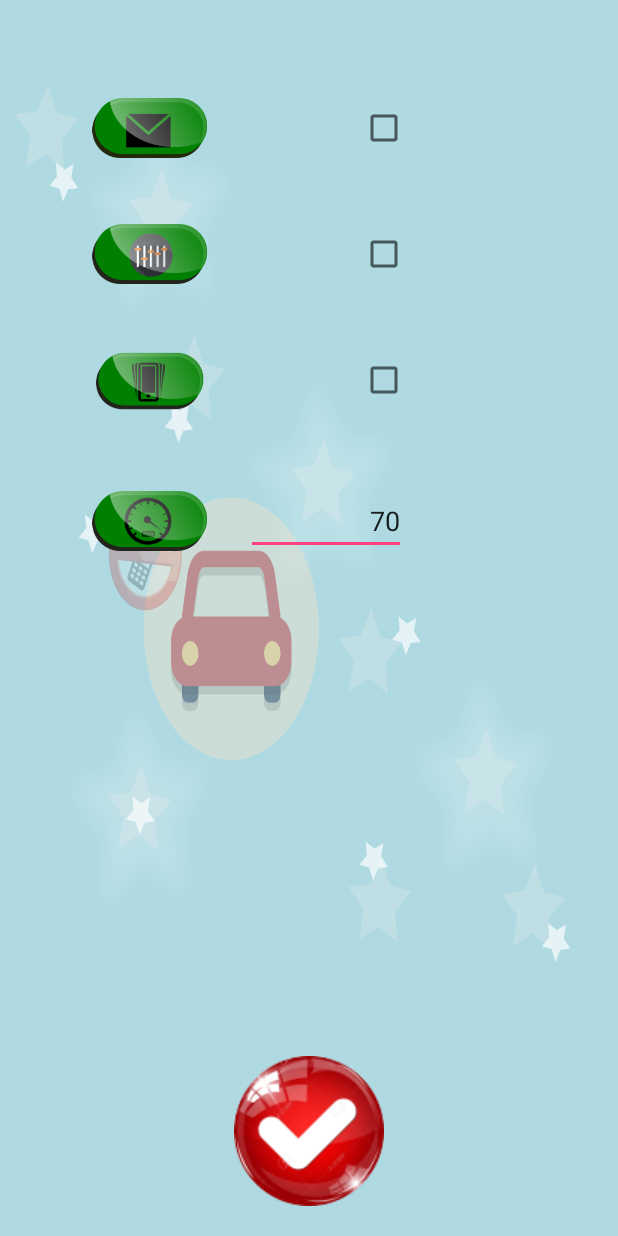
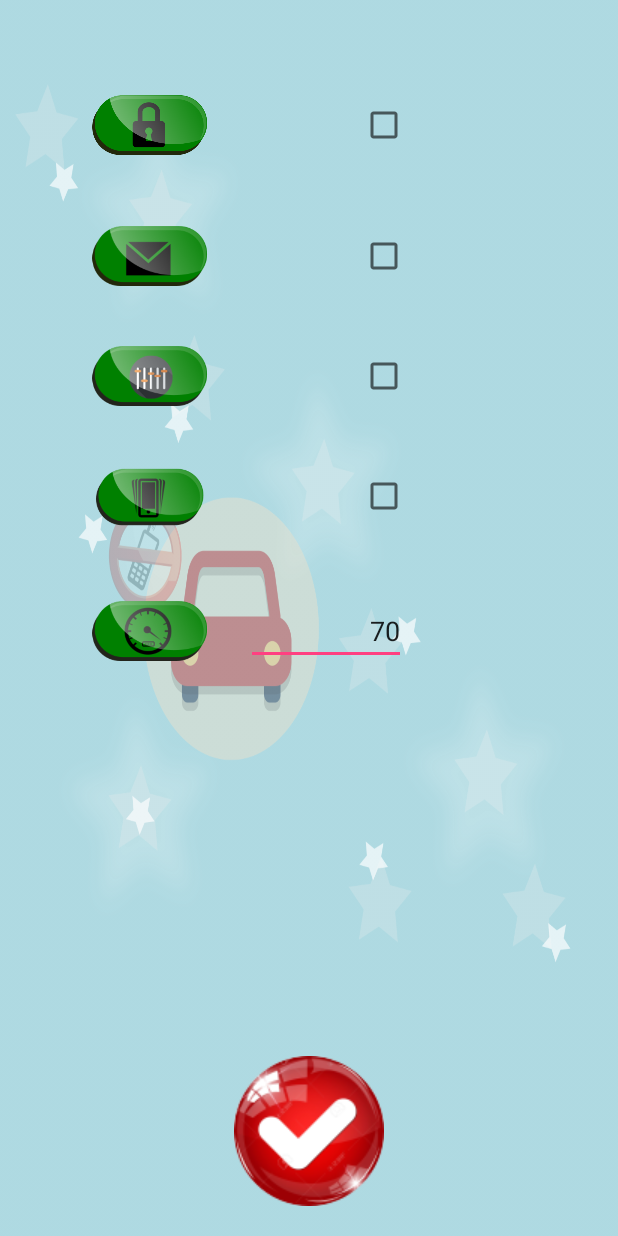
Before and after one commit to Yeowsl0831/DontTouchMeWhileDriving, an Android app: the layout setting.xml on its own in the app's theme, with its tools: preview values and no code run, on a phone screen of 412 x 824 dp. Run offline under Robolectric (Android 15) with nearby library versions, the phone set to English and light mode, and no system bars.

Commit message:
added lock screen, fix volume issue, gps speed accuracy

```diff
--- a/app/src/main/AndroidManifest.xml
+++ b/app/src/main/AndroidManifest.xml
@@ -14,7 +14,7 @@
         android:label="@string/app_name"
         android:roundIcon="@mipmap/ic_launcher_round"
         android:supportsRtl="true"
-        android:theme="@style/AppTheme">
+        android:theme="@style/LockScreenTheme">
         <activity android:name=".MainActivity"
                   android:screenOrientation="portrait">
             <intent-filter>
@@ -26,6 +26,10 @@
 
         <activity android:name=".Setting"
                   android:screenOrientation="portrait">
+        </activity>
+
+        <activity android:name=".LockScreenActivity"
+                  android:launchMode="singleInstance">
 
         </activity>
 
--- a/app/src/main/res/layout/setting.xml
+++ b/app/src/main/res/layout/setting.xml
@@ -17,8 +17,34 @@
             android:layout_width="wrap_content"
             android:layout_height="wrap_content"
             android:layout_weight="2"
+            android:orientation="horizontal"
             android:paddingLeft="60dp"
+            android:weightSum="2">
+
+            <ImageView
+                android:id="@+id/lockScreenImageView"
+                android:layout_width="80dp"
+                android:layout_height="40dp"
+                android:layout_gravity="center"
+                android:layout_weight="1"
+                app:srcCompat="@drawable/lock_button_icon" />
+
+            <CheckBox
+                android:id="@+id/lockScreenCheckBox"
+                android:layout_width="wrap_content"
+                android:layout_height="wrap_content"
+                android:layout_gravity="center"
+                android:layout_marginLeft="100dp"
+                android:layout_weight="1" />
+
+        </LinearLayout>
+
+        <LinearLayout
+            android:layout_width="wrap_content"
+            android:layout_height="wrap_content"
+            android:layout_weight="2"
             android:orientation="horizontal"
+            android:paddingLeft="60dp"
             android:weightSum="2">
 
             <ImageView
@@ -92,8 +118,8 @@
             android:layout_width="wrap_content"
             android:layout_height="wrap_content"
             android:layout_weight="2"
-            android:paddingLeft="60dp"
-            android:orientation="horizontal">
+            android:orientation="horizontal"
+            android:paddingLeft="60dp">
 
             <ImageView
                 android:id="@+id/speedImage"
@@ -107,19 +133,19 @@
                 android:id="@+id/speedEditText"
                 android:layout_width="wrap_content"
                 android:layout_height="wrap_content"
-                android:layout_weight="1"
                 android:layout_gravity="center"
                 android:layout_marginLeft="24dp"
+                android:layout_weight="1"
                 android:ems="5"
+                android:inputType="number"
                 android:text="70"
-                android:textDirection="rtl"
-                android:inputType="number" />
+                android:textDirection="rtl" />
         </LinearLayout>
 
         <LinearLayout
             android:layout_width="match_parent"
             android:layout_height="wrap_content"
-            android:layout_weight="12"
+            android:layout_weight="10"
             android:orientation="horizontal">
 
             <ImageButton
@@ -127,8 +153,8 @@
                 android:layout_width="wrap_content"
                 android:layout_height="wrap_content"
                 android:layout_gravity="bottom|center"
+                android:layout_marginBottom="20dp"
                 android:layout_weight="1"
-                android:layout_marginBottom="20dp"
                 android:background="@color/transparent"
                 app:srcCompat="@drawable/save_icon" />
         </LinearLayout>
--- a/app/src/main/res/values/colors.xml
+++ b/app/src/main/res/values/colors.xml
@@ -7,6 +7,6 @@
     <color name="grey">#534c4c</color>
     <color name="appleGreen">#34fa02</color>
     <color name="sharpRed">#fa0000</color>
-    <color name="darkGrey">#dd2d2b2d</color>
+    <color name="darkGrey">#dd001494</color>
     <color name="oceanBlue">#55000000</color>
 </resources>
--- a/app/src/main/res/values/styles.xml
+++ b/app/src/main/res/values/styles.xml
@@ -8,4 +8,12 @@
         <item name="colorAccent">@color/colorAccent</item>
     </style>
 
+    <!-- Base application theme. -->
+    <style name="LockScreenTheme" parent="Theme.AppCompat.Light.NoActionBar">
+        <!-- Customize your theme here. -->
+        <item name="colorPrimary">@color/darkGrey</item>
+        <item name="colorPrimaryDark">@color/colorPrimary</item>
+        <item name="colorAccent">@color/colorAccent</item>
+    </style>
+
 </resources>
```
Also changed, not shown: app/src/main/java/com/example/prn763/donttouchmewhiledriving/ConfigPredefineEnvironment.java (+11 -9 lines), app/src/main/java/com/example/prn763/donttouchmewhiledriving/DeviceSpeedDetector.java (+8 -2 lines), app/src/main/java/com/example/prn763/donttouchmewhiledriving/LockScreenActivity.java (added, +33 -0 lines), app/src/main/java/com/example/prn763/donttouchmewhiledriving/MainActivity.java (+61 -38 lines), app/src/main/java/com/example/prn763/donttouchmewhiledriving/ServiceManager.java (+9 -6 lines), app/src/main/java/com/example/prn763/donttouchmewhiledriving/Setting.java (+19 -7 lines), app/src/main/res/layout/activity_main.xml (+10 -0 lines), app/src/main/res/layout/locked_screen.xml (added, +23 -0 lines), app/src/main/res/drawable/lock_button_icon.png (added), app/src/main/res/drawable/precaution_icon.png (added), app/src/main/res/drawable/precaution_text.png (added), app/src/main/res/drawable/screen_lock_icon.png (added), app/src/main/res/drawable/x_phone_icon.png (added), 243 other files.
